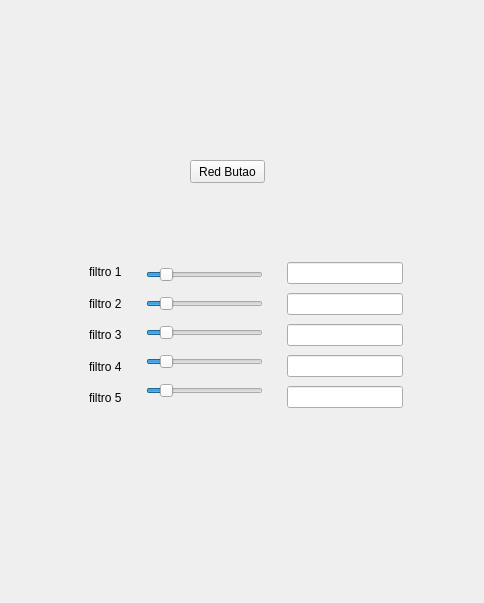
Old version of the form main_GUI.ui in the repository RafaDdS/Rotos.
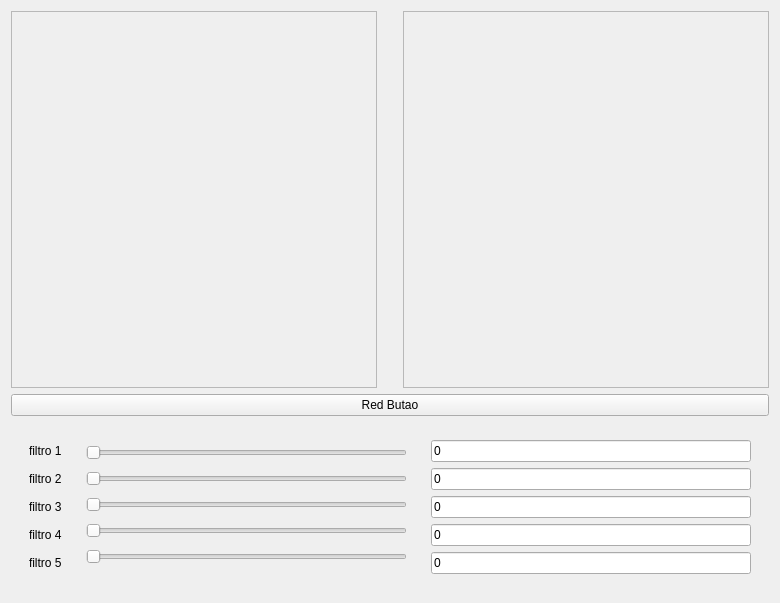
New version of the form.

```diff
--- a/main_GUI.ui
+++ b/main_GUI.ui
@@ -6,35 +6,60 @@
    <rect>
     <x>0</x>
     <y>0</y>
-    <width>484</width>
+    <width>780</width>
     <height>603</height>
    </rect>
   </property>
   <property name="windowTitle">
    <string>Form</string>
   </property>
+  <layout class="QVBoxLayout" name="verticalLayout_6">
+   <item>
+    <layout class="QHBoxLayout" name="horizontalLayout_3">
+     <item>
+      <widget class="QFrame" name="frame">
+       <property name="frameShape">
+        <enum>QFrame::StyledPanel</enum>
+       </property>
+       <property name="frameShadow">
+        <enum>QFrame::Raised</enum>
+       </property>
+      </widget>
+     </item>
+     <item>
+      <spacer name="verticalSpacer">
+       <property name="orientation">
+        <enum>Qt::Vertical</enum>
+       </property>
+       <property name="sizeHint" stdset="0">
+        <size>
+         <width>20</width>
+         <height>377</height>
+        </size>
+       </property>
+      </spacer>
+     </item>
+     <item>
+      <widget class="QFrame" name="frame_2">
+       <property name="frameShape">
+        <enum>QFrame::StyledPanel</enum>
+       </property>
+       <property name="frameShadow">
+        <enum>QFrame::Raised</enum>
+       </property>
+      </widget>
+     </item>
+    </layout>
+   </item>
+   <item>
   <widget class="QPushButton" name="pushButton">
-   <property name="geometry">
-    <rect>
-     <x>190</x>
-     <y>160</y>
-     <width>75</width>
-     <height>23</height>
-    </rect>
-   </property>
    <property name="text">
     <string>Red Butao</string>
    </property>
   </widget>
+   </item>
+   <item>
   <widget class="QWidget" name="widget_4" native="true">
-   <property name="geometry">
-    <rect>
-     <x>80</x>
-     <y>250</y>
-     <width>332</width>
-     <height>170</height>
-    </rect>
-   </property>
    <layout class="QHBoxLayout" name="horizontalLayout">
     <item>
      <widget class="QWidget" name="widget" native="true">
@@ -83,16 +108,16 @@
        <item>
         <widget class="QSlider" name="horizontalSlider">
          <property name="minimum">
-          <number>-6</number>
+            <number>0</number>
          </property>
          <property name="maximum">
-          <number>80</number>
+            <number>100</number>
          </property>
          <property name="pageStep">
-          <number>5</number>
+            <number>1</number>
          </property>
          <property name="value">
-          <number>5</number>
+            <number>0</number>
          </property>
          <property name="orientation">
           <enum>Qt::Horizontal</enum>
@@ -102,16 +127,16 @@
        <item>
         <widget class="QSlider" name="horizontalSlider_2">
          <property name="minimum">
-          <number>-6</number>
+            <number>0</number>
          </property>
          <property name="maximum">
-          <number>80</number>
+            <number>100</number>
          </property>
          <property name="pageStep">
-          <number>5</number>
+            <number>1</number>
          </property>
          <property name="value">
-          <number>5</number>
+            <number>0</number>
          </property>
          <property name="orientation">
           <enum>Qt::Horizontal</enum>
@@ -121,16 +146,16 @@
        <item>
         <widget class="QSlider" name="horizontalSlider_3">
          <property name="minimum">
-          <number>-6</number>
+            <number>0</number>
          </property>
          <property name="maximum">
-          <number>80</number>
+            <number>100</number>
          </property>
          <property name="pageStep">
-          <number>5</number>
+            <number>1</number>
          </property>
          <property name="value">
-          <number>5</number>
+            <number>0</number>
          </property>
          <property name="orientation">
           <enum>Qt::Horizontal</enum>
@@ -140,16 +165,16 @@
        <item>
         <widget class="QSlider" name="horizontalSlider_4">
          <property name="minimum">
-          <number>-6</number>
+            <number>0</number>
          </property>
          <property name="maximum">
-          <number>80</number>
+            <number>100</number>
          </property>
          <property name="pageStep">
-          <number>5</number>
+            <number>1</number>
          </property>
          <property name="value">
-          <number>5</number>
+            <number>0</number>
          </property>
          <property name="orientation">
           <enum>Qt::Horizontal</enum>
@@ -159,16 +184,16 @@
        <item>
         <widget class="QSlider" name="horizontalSlider_5">
          <property name="minimum">
-          <number>-6</number>
+            <number>0</number>
          </property>
          <property name="maximum">
-          <number>80</number>
+            <number>100</number>
          </property>
          <property name="pageStep">
-          <number>5</number>
+            <number>1</number>
          </property>
          <property name="value">
-          <number>5</number>
+            <number>0</number>
          </property>
          <property name="orientation">
           <enum>Qt::Horizontal</enum>
@@ -182,25 +207,47 @@
      <widget class="QWidget" name="widget_2" native="true">
       <layout class="QVBoxLayout" name="verticalLayout_2">
        <item>
-        <widget class="QLineEdit" name="lineEdit"/>
+          <widget class="QLineEdit" name="lineEdit">
+           <property name="text">
+            <string>0</string>
+           </property>
+          </widget>
        </item>
        <item>
-        <widget class="QLineEdit" name="lineEdit_2"/>
+          <widget class="QLineEdit" name="lineEdit_2">
+           <property name="text">
+            <string>0</string>
+           </property>
+          </widget>
        </item>
        <item>
-        <widget class="QLineEdit" name="lineEdit_3"/>
+          <widget class="QLineEdit" name="lineEdit_3">
+           <property name="text">
+            <string>0</string>
+           </property>
+          </widget>
        </item>
        <item>
-        <widget class="QLineEdit" name="lineEdit_4"/>
+          <widget class="QLineEdit" name="lineEdit_4">
+           <property name="text">
+            <string>0</string>
+           </property>
+          </widget>
        </item>
        <item>
-        <widget class="QLineEdit" name="lineEdit_5"/>
+          <widget class="QLineEdit" name="lineEdit_5">
+           <property name="text">
+            <string>0</string>
+           </property>
+          </widget>
        </item>
       </layout>
      </widget>
     </item>
    </layout>
   </widget>
+   </item>
+  </layout>
  </widget>
  <resources/>
  <connections/>
```
Lines whose indentation alone changed are shown as unchanged.
